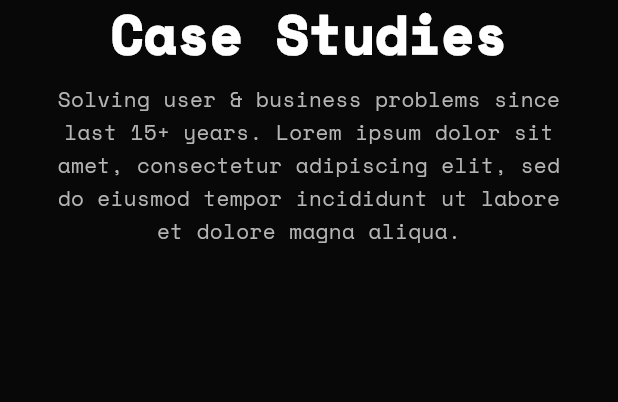
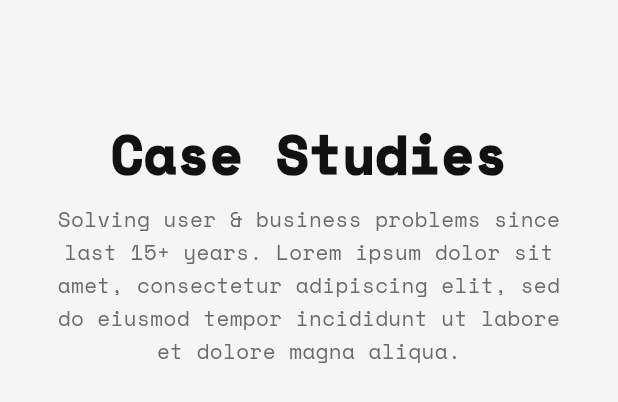
Before and after one commit to Toby-Hacker/toby-portofolio, a Flutter app: the CaseStudiesSection widget shown alone on an empty page, opened directly with empty values, on a phone screen of 412 x 824 dp. Shown: the top 402 px of the screen. Run offline on Flutter 3.47's test engine with Material 3 defaults, Android fonts, the phone set to English and light mode, and no system bars; our stand-ins replace equatable, flutter_bloc, flutter_svg, go_router, google_fonts.

Commit message:
Alternate case study layout by index and add light section background

```diff
--- a/lib/features/home/home_page.dart
+++ b/lib/features/home/home_page.dart
@@ -324,7 +324,11 @@ class CaseStudiesSection extends StatelessWidget {
 
   @override
   Widget build(BuildContext context) {
-    return MaxWidth(
+    return Container(
+      width: double.infinity,
+      color: AppColors.offWhite,
+      padding: const EdgeInsets.symmetric(vertical: 80),
+      child: MaxWidth(
         padding: const EdgeInsets.symmetric(horizontal: 28),
         child: Column(
           children: [
@@ -332,11 +336,13 @@ class CaseStudiesSection extends StatelessWidget {
               title: 'Case Studies',
               subtitle:
                   'Solving user & business problems since last 15+ years. Lorem ipsum dolor sit amet, consectetur adipiscing elit, sed do eiusmod tempor incididunt ut labore et dolore magna aliqua.',
-            dark: true,
+              dark: false,
             ),
             const SizedBox(height: 36),
-          ...caseStudies.map((cs) => CaseStudyRow(caseStudy: cs)).toList(),
+            for (var i = 0; i < caseStudies.length; i++)
+              CaseStudyRow(caseStudy: caseStudies[i], index: i),
           ],
+        ),
       ),
     );
   }
@@ -344,8 +350,9 @@ class CaseStudiesSection extends StatelessWidget {
 
 class CaseStudyRow extends StatelessWidget {
   final CaseStudy caseStudy;
+  final int index;
 
-  const CaseStudyRow({super.key, required this.caseStudy});
+  const CaseStudyRow({super.key, required this.caseStudy, required this.index});
 
   Color _accentColor(String key) {
     switch (key) {
@@ -362,7 +369,7 @@ class CaseStudyRow extends StatelessWidget {
 
   @override
   Widget build(BuildContext context) {
-    final isEven = caseStudy.id.hashCode.isEven;
+    final isEven = index.isEven;
     final accent = _accentColor(caseStudy.accent);
 
     final imageCard = ClipRRect(
@@ -397,7 +404,7 @@ class CaseStudyRow extends StatelessWidget {
         Text(
           caseStudy.title,
           style: Theme.of(context).textTheme.titleLarge?.copyWith(
-                color: AppColors.textOnDark,
+                color: const Color(0xFF111111),
                 fontWeight: FontWeight.w800,
               ),
         ),
@@ -405,7 +412,7 @@ class CaseStudyRow extends StatelessWidget {
         Text(
           caseStudy.summary,
           style: Theme.of(context).textTheme.bodyMedium?.copyWith(
-                color: AppColors.mutedOnDark,
+                color: const Color(0xFF4B4B4B),
                 height: 1.6,
               ),
         ),
```
Lines whose indentation alone changed are shown as unchanged.
